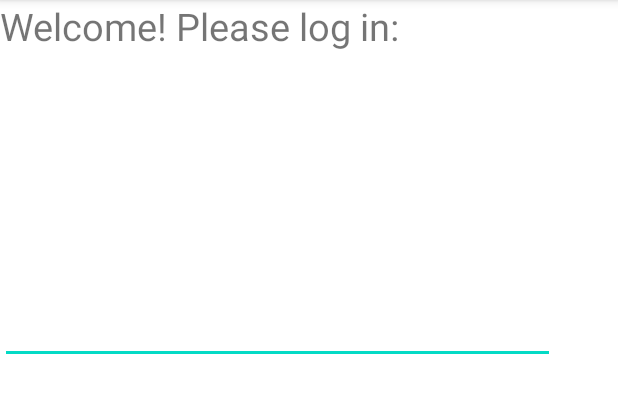
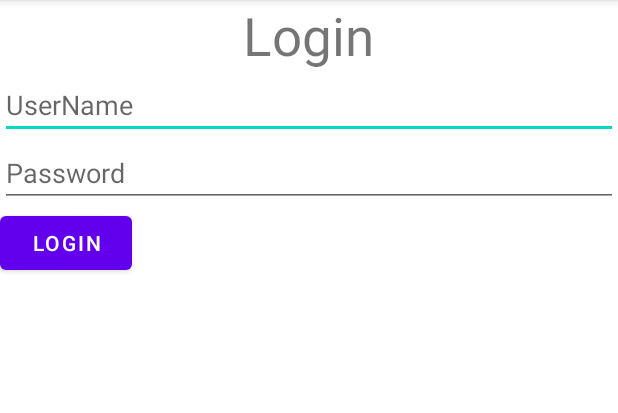
Before and after one commit to dsaaved1/DoggyMatch, an Android app: the screen it shows after launch (MainActivity), on a phone screen of 412 x 824 dp, the part 84-497 px from its top. Run offline under Robolectric (Android 15) with nearby library versions, the phone set to English and light mode, and no system bars.

Commit message:
added new activity

```diff
--- a/Experiments/mark_gores/app/src/main/AndroidManifest.xml
+++ b/Experiments/mark_gores/app/src/main/AndroidManifest.xml
@@ -9,6 +9,7 @@
         android:roundIcon="@mipmap/ic_launcher_round"
         android:supportsRtl="true"
         android:theme="@style/Theme.Example">
+        <activity android:name=".Profile"></activity>
         <activity
             android:name=".MainActivity"
             android:exported="true">
--- a/Experiments/mark_gores/app/src/main/java/com/example/example/MainActivity.java
+++ b/Experiments/mark_gores/app/src/main/java/com/example/example/MainActivity.java
@@ -2,13 +2,31 @@ package com.example.example;
 
 import androidx.appcompat.app.AppCompatActivity;
 
+import android.content.Intent;
 import android.os.Bundle;
+import android.view.View;
+import android.widget.Button;
 
 public class MainActivity extends AppCompatActivity {
+    Button log;
 
     @Override
     protected void onCreate(Bundle savedInstanceState) {
         super.onCreate(savedInstanceState);
         setContentView(R.layout.activity_main);
+        log = (Button) findViewById(R.id.button);
+        log.setOnClickListener(new View.OnClickListener() {
+            @Override
+            public void onClick(View view) {
+            profile();
+            }
+        });
+
+
+    }
+
+    private void profile() {
+        Intent prof = new Intent(this, Profile.class);
+        startActivity(prof);
     }
 }
--- a/Experiments/mark_gores/app/src/main/res/layout/activity_main.xml
+++ b/Experiments/mark_gores/app/src/main/res/layout/activity_main.xml
@@ -1,24 +1,50 @@
 <?xml version="1.0" encoding="utf-8"?>
-<LinearLayout xmlns:android="http://schemas.android.com/apk/res/android"
-    xmlns:app="http://schemas.android.com/apk/res-auto"
+<RelativeLayout
+    xmlns:android="http://schemas.android.com/apk/res/android"
     xmlns:tools="http://schemas.android.com/tools"
     android:layout_width="match_parent"
     android:layout_height="match_parent"
-    android:orientation="vertical"
     tools:context=".MainActivity">
 
     <TextView
-        android:id="@+id/textView"
-        android:layout_width="315dp"
-        android:layout_height="171dp"
-        android:text="Welcome! Please log in:"
-        android:textSize="25dp" />
+        android:id="@+id/textview"
+        android:layout_width="wrap_content"
+        android:layout_height="wrap_content"
+        android:layout_alignParentTop="true"
+        android:layout_centerHorizontal="true"
+        android:text="Login"
+        android:textSize="35dp" />
 
     <EditText
-        android:id="@+id/editTextTextEmailAddress"
-        android:layout_width="370dp"
-        android:layout_height="71dp"
-        android:ems="10"
-        android:inputType="textEmailAddress" />
+        android:id="@+id/editText1"
+        android:layout_width="wrap_content"
+        android:layout_height="wrap_content"
+        android:layout_below="@id/textview"
+        android:layout_alignParentStart="true"
+        android:layout_alignParentLeft="true"
+        android:layout_alignParentEnd="true"
+        android:layout_alignParentRight="true"
+        android:hint="UserName"
+    />
 
-</LinearLayout>
+    <EditText
+        android:id = "@+id/editText2"
+        android:layout_width = "wrap_content"
+        android:layout_height = "wrap_content"
+        android:layout_alignParentLeft="true"
+        android:layout_alignParentRight="true"
+        android:layout_below="@id/editText1"
+        android:inputType = "textPassword"
+        android:hint="Password"/>
+
+
+
+    <Button
+        android:layout_width="wrap_content"
+        android:layout_height="wrap_content"
+        android:text="login"
+        android:id="@+id/button"
+        android:layout_below="@id/editText2"
+     />
+
+</RelativeLayout>
```
Also changed, not shown: Experiments/mark_gores/app/src/main/java/com/example/example/Profile.java (added, +11 -0 lines), Experiments/mark_gores/app/src/main/res/layout/prof_activity.xml (added, +16 -0 lines).
